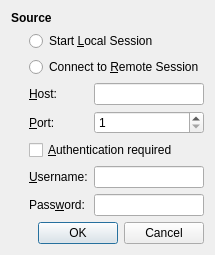
Above: qt/SessionDialog.ui from transmission/transmission before the change. Below: the same form after it.
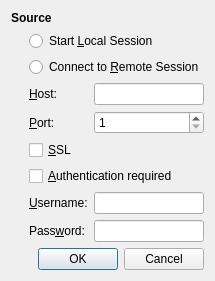
That is the form after the change.

Diff of the .ui file:
```diff
--- a/qt/SessionDialog.ui
+++ b/qt/SessionDialog.ui
@@ -80,13 +80,20 @@
       </widget>
      </item>
      <item row="4" column="0" colspan="2">
+      <widget class="QCheckBox" name="sslCheck">
+       <property name="text">
+        <string>&amp;SSL</string>
+       </property>
+      </widget>
+     </item>
+     <item row="5" column="0" colspan="2">
       <widget class="QCheckBox" name="authCheck">
        <property name="text">
         <string>&amp;Authentication required</string>
        </property>
       </widget>
      </item>
-     <item row="5" column="0">
+     <item row="6" column="0">
       <widget class="QLabel" name="usernameLabel">
        <property name="text">
         <string>&amp;Username:</string>
@@ -96,10 +103,10 @@
        </property>
       </widget>
      </item>
-     <item row="5" column="1">
+     <item row="6" column="1">
       <widget class="QLineEdit" name="usernameEdit"/>
      </item>
-     <item row="6" column="0">
+     <item row="7" column="0">
       <widget class="QLabel" name="passwordLabel">
        <property name="text">
         <string>Pass&amp;word:</string>
@@ -109,7 +116,7 @@
        </property>
       </widget>
      </item>
-     <item row="6" column="1">
+     <item row="7" column="1">
       <widget class="QLineEdit" name="passwordEdit">
        <property name="echoMode">
         <enum>QLineEdit::Password</enum>
```
